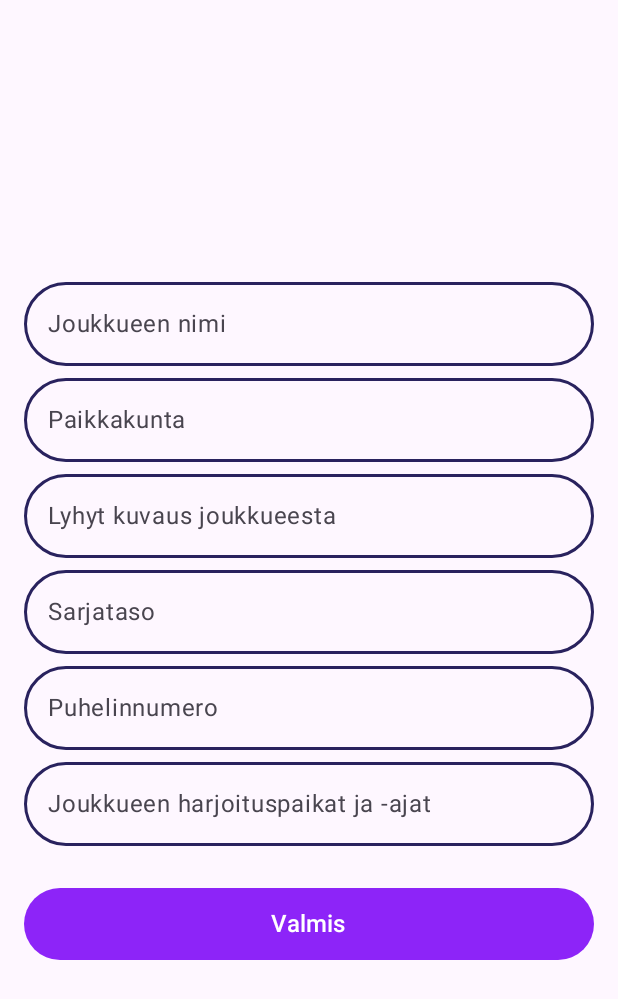
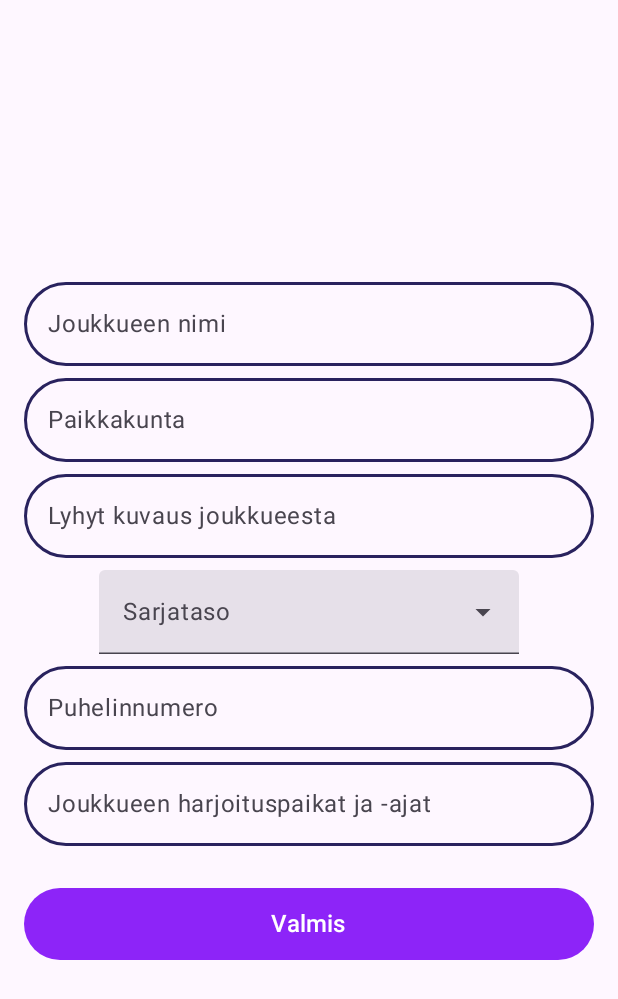
Before and after one commit to TuomasVirtanen/SportsConnect-Android-App-Prototype, an Android app built with Jetpack Compose: the CreateClubProfileScreen screen opened through its navigation route, on a phone screen of 412 x 824 dp. Shown: the top 999 px of the screen. Run offline under Robolectric (Android 15) with nearby library versions, the phone set to English and light mode, and no system bars; our stand-ins replace Dagger/Hilt's generated code, Firebase (no records; nobody signed in at launch, a user with empty details on screens opened directly).

Commit message:
Add dropdown menu to create club profile screen.

```diff
--- a/app/src/main/java/fi/tuni/sportsconnect/screens/CreateClubProfileScreen.kt
+++ b/app/src/main/java/fi/tuni/sportsconnect/screens/CreateClubProfileScreen.kt
@@ -13,8 +13,13 @@ import androidx.compose.foundation.shape.RoundedCornerShape
 import androidx.compose.foundation.verticalScroll
 import androidx.compose.material3.Button
 import androidx.compose.material3.ButtonDefaults
+import androidx.compose.material3.DropdownMenuItem
+import androidx.compose.material3.ExperimentalMaterial3Api
+import androidx.compose.material3.ExposedDropdownMenuBox
+import androidx.compose.material3.ExposedDropdownMenuDefaults
 import androidx.compose.material3.OutlinedTextField
 import androidx.compose.material3.Text
+import androidx.compose.material3.TextField
 import androidx.compose.material3.TextFieldDefaults
 import androidx.compose.runtime.Composable
 import androidx.compose.runtime.collectAsState
@@ -30,6 +35,7 @@ import fi.tuni.sportsconnect.ui.theme.Dark
 import fi.tuni.sportsconnect.ui.theme.Violet
 import fi.tuni.sportsconnect.viewModels.CreateClubProfileViewModel
 
+@OptIn(ExperimentalMaterial3Api::class)
 @Composable
 fun CreateClubProfileScreen(
     openAndPopUp: (String, String) -> Unit,
@@ -42,6 +48,11 @@ fun CreateClubProfileScreen(
     val leagueLevel = viewModel.leagueLevel.collectAsState()
     val phoneNumber = viewModel.phoneNumber.collectAsState()
     val trainingPlaceAndTime = viewModel.trainingPlaceAndTime.collectAsState()
+    val expandedLevel = viewModel.expandedLevel.collectAsState()
+
+    val levelOptions = listOf("F-liiga M", "F-liiga N", "M Inssi-Divari", "N Divari", "M Suomisarja",
+        "N Suomisarja", "M 2. div", "N 2. div", "M 3. div", "N 3. div", "M 4. div", "N 4. div", "M 5. div",
+        "M 6. div", "Muu")
 
     Column(
         modifier = modifier
@@ -111,25 +122,37 @@ fun CreateClubProfileScreen(
             placeholder = { Text(stringResource(R.string.club_bio)) },
         )
 
-        OutlinedTextField(
-            singleLine = true,
+        ExposedDropdownMenuBox(
+            expanded = expandedLevel.value,
+            onExpandedChange = {viewModel.updateExpandedLevel()},
             modifier = modifier
-                .fillMaxWidth()
                 .padding(16.dp, 4.dp)
-                .border(
-                    BorderStroke(width = 2.dp, color = Dark),
-                    shape = RoundedCornerShape(50)
-                ),
-            colors = TextFieldDefaults.colors(
-                focusedContainerColor = Color.Transparent,
-                unfocusedContainerColor = Color.Transparent,
-                focusedIndicatorColor = Color.Transparent,
-                unfocusedIndicatorColor = Color.Transparent
-            ),
-            value = leagueLevel.value,
-            onValueChange = { viewModel.updateLeagueLevel(it) },
-            placeholder = { Text(stringResource(R.string.club_level)) },
-        )
+        ) {
+            TextField(
+                modifier = modifier.menuAnchor(),
+                readOnly = true,
+                value = leagueLevel.value,
+                onValueChange = {},
+                label = { Text(stringResource(R.string.club_level)) },
+                trailingIcon = { ExposedDropdownMenuDefaults.TrailingIcon(expanded = expandedLevel.value) },
+                colors = ExposedDropdownMenuDefaults.textFieldColors(),
+            )
+            ExposedDropdownMenu(
+                expanded = expandedLevel.value,
+                onDismissRequest = { viewModel.updateExpandedLevel() },
+            ) {
+                levelOptions.forEach { selectionOption ->
+                    DropdownMenuItem(
+                        text = { Text(selectionOption) },
+                        onClick = {
+                            viewModel.updateLeagueLevel(selectionOption)
+                            viewModel.updateExpandedLevel()
+                        },
+                        contentPadding = ExposedDropdownMenuDefaults.ItemContentPadding,
+                    )
+                }
+            }
+        }
 
         OutlinedTextField(
             singleLine = true,
--- a/app/src/main/java/fi/tuni/sportsconnect/viewModels/CreateClubProfileViewModel.kt
+++ b/app/src/main/java/fi/tuni/sportsconnect/viewModels/CreateClubProfileViewModel.kt
@@ -22,6 +22,7 @@ class CreateClubProfileViewModel @Inject constructor(
     val leagueLevel = MutableStateFlow("")
     val phoneNumber = MutableStateFlow("")
     val trainingPlaceAndTime = MutableStateFlow("")
+    val expandedLevel = MutableStateFlow(false)
 
     fun updateClubName(newClubName: String) {
         clubName.value = newClubName
@@ -32,6 +33,10 @@ class CreateClubProfileViewModel @Inject constructor(
 
     fun updateBio(newBio: String) {
         bio.value = newBio
+    }
+
+    fun updateExpandedLevel() {
+        expandedLevel.value = !expandedLevel.value
     }
 
     fun updateLeagueLevel(newLeagueLevel: String) {
```
